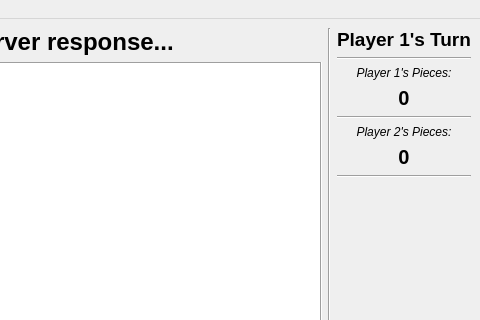
Above: src/gui/mainwindow.ui from SuheybAden/Shax-Desktop-Client before the change; both pictures show x 320 to 800 and y 0 to 320 of the 800 by 600 pixel window. Below: the same form after it.
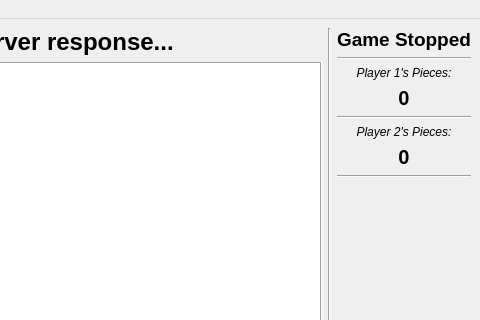
That is the form after the change.

```diff
--- a/src/gui/mainwindow.ui
+++ b/src/gui/mainwindow.ui
@@ -114,7 +114,7 @@
            <number>1</number>
           </property>
           <property name="text">
-           <string>Player 1's Turn</string>
+           <string>Game Stopped</string>
           </property>
           <property name="alignment">
            <set>Qt::AlignCenter</set>
```
